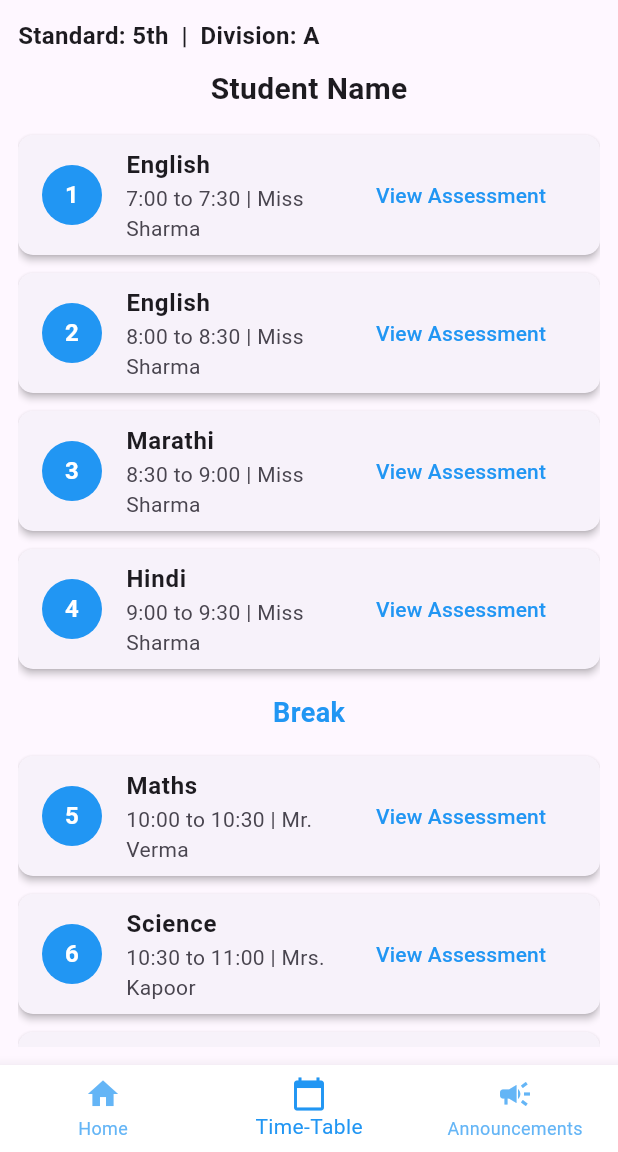
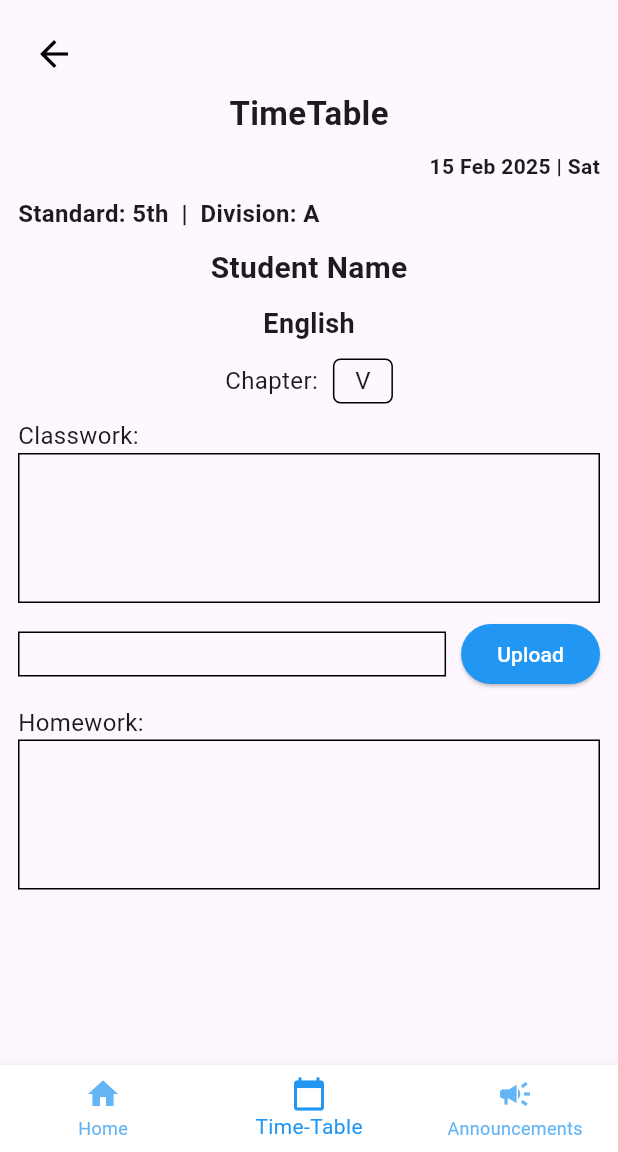
Before and after one commit to iamjatin-g/SSPD-SMS, a Flutter app: the screen it shows after launch, item 2 of the bottom bar chosen, after a tap on "View Assessment", on a phone screen of 412 x 824 dp, the part 84-1236 px from its top. Run offline on Flutter 3.47's test engine with Material 3 defaults, Android fonts, the phone set to English and light mode, and no system bars; our stand-ins replace pie_chart, table_calendar.

Commit message:
Update: Added Route and Designed UI for Assessment screen

```diff
--- a/Student Portal/lib/routes/app_routes.dart
+++ b/Student Portal/lib/routes/app_routes.dart
@@ -12,6 +12,7 @@ import '../screens/fees_record_screen.dart';
 import '../screens/events_screen.dart';
 import '../screens/transport_screen.dart';
 import '../screens/profile_screen.dart';
+import '../screens/assessment_screen.dart';
 
 class AppRoutes {
   static const String home = '/home';
@@ -27,6 +28,7 @@ class AppRoutes {
   static const String notifications = '/notifications';
   static const String announcements = '/announcements'; // ✅ Added Announcements Route
   static const String profile = '/profile';
+  static const String assessment = '/assessment';
 
   static Route<dynamic> generateRoute(RouteSettings settings) {
     switch (settings.name) {
@@ -52,10 +54,12 @@ class AppRoutes {
         return MaterialPageRoute(builder: (_) => const TimeTableScreen());
       case notifications:
         return MaterialPageRoute(builder: (_) => const NotificationsScreen());
-      case announcements: // ✅ Added AnnouncementsScreen case
+      case announcements:
         return MaterialPageRoute(builder: (_) => const AnnouncementsScreen());
       case profile:
         return MaterialPageRoute(builder: (_) => const ProfileScreen());
+      case assessment: // ✅ Added AssessmentScreen case
+        return MaterialPageRoute(builder: (_) => const AssessmentScreen());
       default:
         return MaterialPageRoute(
           builder: (_) => const Scaffold(
--- /dev/null
+++ b/Student Portal/lib/screens/assessment_screen.dart
@@ -0,0 +1,133 @@
+import 'package:flutter/material.dart';
+import '../widgets/base_screen.dart'; // Import BaseScreen
+
+class AssessmentScreen extends StatelessWidget {
+  const AssessmentScreen({super.key});
+
+  @override
+  Widget build(BuildContext context) {
+    return BaseScreen(
+      selectedIndex: 1, // No bottom navbar highlight needed
+      child: SafeArea(
+        child: Padding(
+          padding: const EdgeInsets.all(12.0),
+          child: Column(
+            crossAxisAlignment: CrossAxisAlignment.start,
+            children: [
+              // ✅ Back Button
+              IconButton(
+                icon: const Icon(Icons.arrow_back, size: 28, color: Colors.black),
+                onPressed: () {
+                  Navigator.pop(context);
+                },
+              ),
+
+              // ✅ Header Section
+              const Center(
+                child: Text(
+                  "TimeTable",
+                  style: TextStyle(fontSize: 22, fontWeight: FontWeight.bold),
+                ),
+              ),
+              const SizedBox(height: 10),
+              const Align(
+                alignment: Alignment.centerRight,
+                child: Text(
+                  "15 Feb 2025 | Sat",
+                  style: TextStyle(fontSize: 14, fontWeight: FontWeight.bold),
+                ),
+              ),
+              const SizedBox(height: 10),
+
+              // ✅ Student Info
+              const Text(
+                "Standard: 5th  |  Division: A",
+                style: TextStyle(fontSize: 16, fontWeight: FontWeight.bold),
+              ),
+              const SizedBox(height: 10),
+              const Center(
+                child: Text(
+                  "Student Name",
+                  style: TextStyle(fontSize: 20, fontWeight: FontWeight.bold),
+                ),
+              ),
+              const SizedBox(height: 10),
+
+              // ✅ Subject Name (Always English)
+              const Center(
+                child: Text(
+                  "English",
+                  style: TextStyle(fontSize: 18, fontWeight: FontWeight.bold),
+                ),
+              ),
+              const SizedBox(height: 10),
+
+              // ✅ Chapter Selection
+              Row(
+                mainAxisAlignment: MainAxisAlignment.center,
+                children: [
+                  const Text("Chapter:", style: TextStyle(fontSize: 16)),
+                  const SizedBox(width: 10),
+                  Container(
+                    width: 40,
+                    height: 30,
+                    decoration: BoxDecoration(
+                      border: Border.all(color: Colors.black),
+                      borderRadius: BorderRadius.circular(5),
+                    ),
+                    child: const Center(
+                      child: Text("V", style: TextStyle(fontSize: 16)),
+                    ),
+                  ),
+                ],
+              ),
+              const SizedBox(height: 10),
+
+              // ✅ Classwork
+              const Text("Classwork:", style: TextStyle(fontSize: 16)),
+              Container(
+                width: double.infinity,
+                height: 100,
+                decoration: BoxDecoration(
+                  border: Border.all(color: Colors.black),
+                ),
+              ),
+              const SizedBox(height: 10),
+
+              // ✅ Class Activity (With Upload Button)
+              Row(
+                children: [
+                  Expanded(
+                    child: Container(
+                      height: 30,
+                      decoration: BoxDecoration(
+                        border: Border.all(color: Colors.black),
+                      ),
+                    ),
+                  ),
+                  const SizedBox(width: 10),
+                  ElevatedButton(
+                    onPressed: () {},
+                    style: ElevatedButton.styleFrom(backgroundColor: Colors.blue),
+                    child: const Text("Upload", style: TextStyle(color: Colors.white)),
+                  ),
+                ],
+              ),
+              const SizedBox(height: 10),
+
+              // ✅ Homework
+              const Text("Homework:", style: TextStyle(fontSize: 16)),
+              Container(
+                width: double.infinity,
+                height: 100,
+                decoration: BoxDecoration(
+                  border: Border.all(color: Colors.black),
+                ),
+              ),
+            ],
+          ),
+        ),
+      ),
+    );
+  }
+}
--- a/Student Portal/lib/screens/timetable_screen.dart
+++ b/Student Portal/lib/screens/timetable_screen.dart
@@ -1,5 +1,6 @@
 import 'package:flutter/material.dart';
 import '../widgets/base_screen.dart';
+import '../routes/app_routes.dart'; // ✅ Import AppRoutes for Named Navigation
 
 class TimeTableScreen extends StatelessWidget {
   const TimeTableScreen({super.key});
@@ -31,10 +32,10 @@ class TimeTableScreen extends StatelessWidget {
             Expanded(
               child: ListView(
                 children: [
-                  _buildTimetableCard(1, "7:00 to 7:30", "English", "Miss Sharma"),
-                  _buildTimetableCard(2, "8:00 to 8:30", "English", "Miss Sharma"),
-                  _buildTimetableCard(3, "8:30 to 9:00", "Marathi", "Miss Sharma"),
-                  _buildTimetableCard(4, "9:00 to 9:30", "Hindi", "Miss Sharma"),
+                  _buildTimetableCard(context, 1, "7:00 to 7:30", "English", "Miss Sharma"),
+                  _buildTimetableCard(context, 2, "8:00 to 8:30", "English", "Miss Sharma"),
+                  _buildTimetableCard(context, 3, "8:30 to 9:00", "Marathi", "Miss Sharma"),
+                  _buildTimetableCard(context, 4, "9:00 to 9:30", "Hindi", "Miss Sharma"),
 
                   // Break Section
                   const Padding(
@@ -51,10 +52,10 @@ class TimeTableScreen extends StatelessWidget {
                     ),
                   ),
 
-                  _buildTimetableCard(5, "10:00 to 10:30", "Maths", "Mr. Verma"),
-                  _buildTimetableCard(6, "10:30 to 11:00", "Science", "Mrs. Kapoor"),
-                  _buildTimetableCard(7, "11:00 to 11:30", "History", "Miss Singh"),
-                  _buildTimetableCard(8, "11:30 to 12:00", "Geography", "Mr. Sharma"),
+                  _buildTimetableCard(context, 5, "10:00 to 10:30", "Maths", "Mr. Verma"),
+                  _buildTimetableCard(context, 6, "10:30 to 11:00", "Science", "Mrs. Kapoor"),
+                  _buildTimetableCard(context, 7, "11:00 to 11:30", "History", "Miss Singh"),
+                  _buildTimetableCard(context, 8, "11:30 to 12:00", "Geography", "Mr. Sharma"),
                 ],
               ),
             ),
@@ -65,7 +66,7 @@ class TimeTableScreen extends StatelessWidget {
   }
 
   // Timetable Card Widget
-  Widget _buildTimetableCard(int period, String time, String subject, String teacher) {
+  Widget _buildTimetableCard(BuildContext context, int period, String time, String subject, String teacher) {
     return Card(
       margin: const EdgeInsets.symmetric(vertical: 6),
       shape: RoundedRectangleBorder(borderRadius: BorderRadius.circular(10)),
@@ -80,8 +81,12 @@ class TimeTableScreen extends StatelessWidget {
         ),
         title: Text(subject, style: const TextStyle(fontSize: 16, fontWeight: FontWeight.bold)),
         subtitle: Text("$time | $teacher", style: const TextStyle(fontSize: 14)),
+
+        // ✅ Using Named Navigation for Assessment Screen
         trailing: TextButton(
-          onPressed: () {},
+          onPressed: () {
+            Navigator.pushNamed(context, AppRoutes.assessment);
+          },
           child: const Text("View Assessment", style: TextStyle(color: Colors.blue)),
         ),
       ),
```
